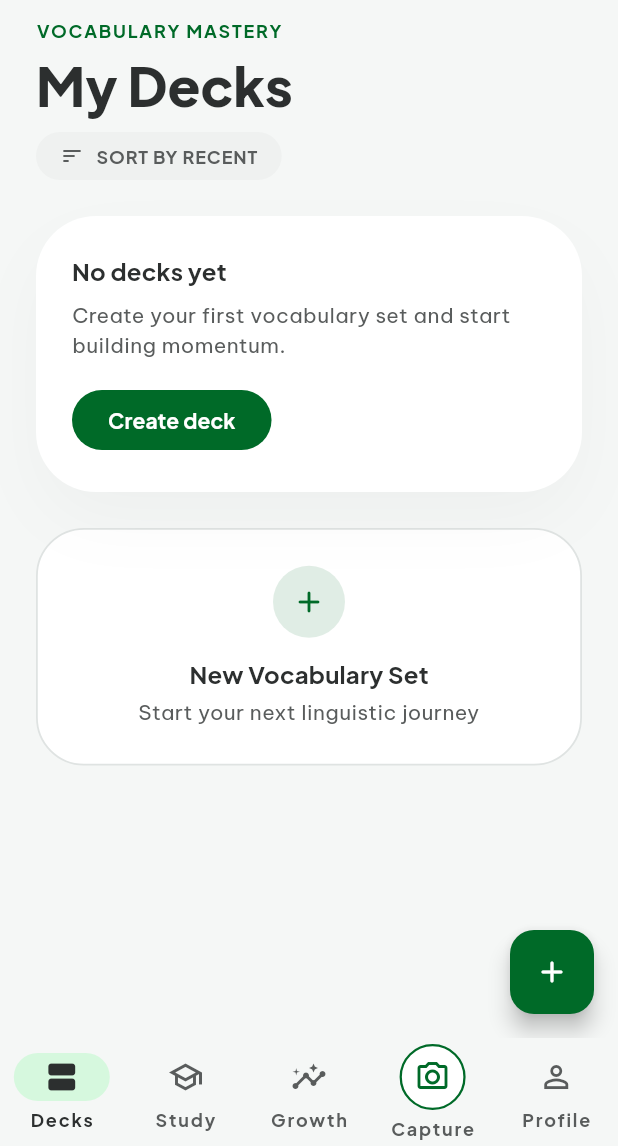
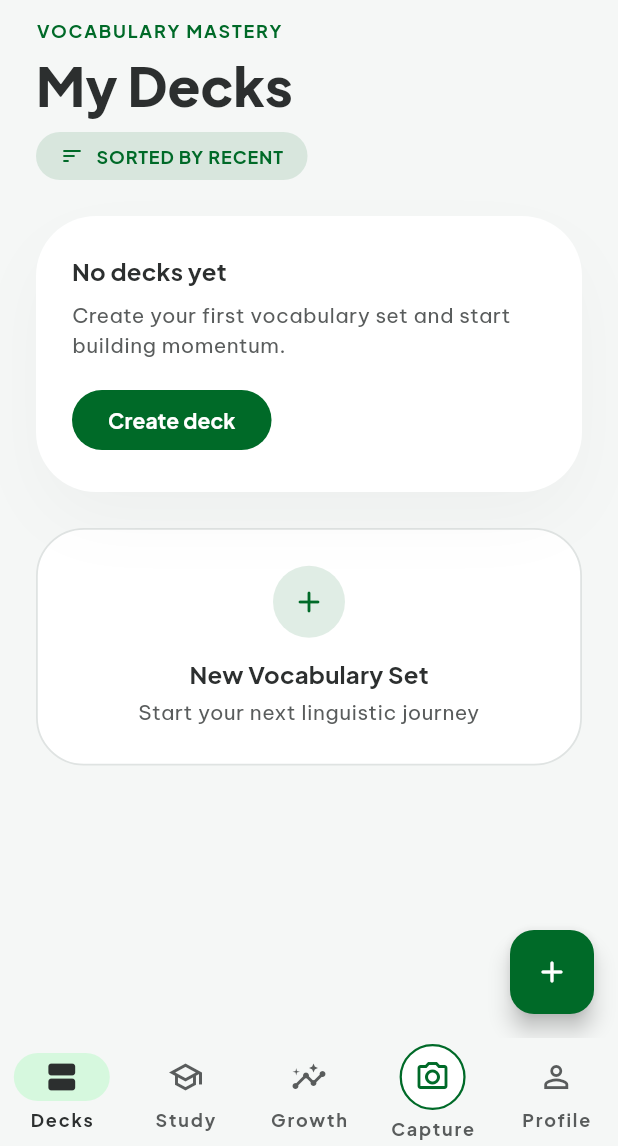
Before and after one commit to LuisMeloArruda/peruse, a Flutter app: the screen it shows once a user with an empty profile is signed in, after a tap on "SORT BY RECENT", on a phone screen of 412 x 824 dp, the part 90-1236 px from its top. Run offline on Flutter 3.47's test engine with Material 3 defaults, Android fonts, the phone set to English and light mode, and no system bars; our stand-ins replace audioplayers, camera, connectivity_plus, drift, flutter_dotenv, flutter_riverpod and 5 more; missing offline and left inert: genkit, genkit_google_genai, google_mlkit_image_labeling, schemantic; accounts and stored records are empty; generated files the repository leaves out were written again.

Commit message:
feat: sort by recent

```diff
--- a/lib/features/capture/presentation/capture_result_screen.dart
+++ b/lib/features/capture/presentation/capture_result_screen.dart
@@ -409,7 +409,9 @@ class _SuggestionCard extends StatelessWidget {
                   crossAxisAlignment: CrossAxisAlignment.start,
                   children: [
                     Text(
-                      '${option.translatedText} -> ${option.englishText}',
+                      option.translatedText == option.englishText
+                          ? option.englishText
+                          : '${option.translatedText} -> ${option.englishText}',
                       style: Theme.of(context).textTheme.titleMedium?.copyWith(
                         fontWeight: FontWeight.w700,
                       ),
--- a/lib/features/decks/presentation/decks_screen.dart
+++ b/lib/features/decks/presentation/decks_screen.dart
@@ -52,14 +52,28 @@ class DecksScreen extends ConsumerWidget {
   }
 }
 
-class _DecksLoadedView extends StatelessWidget {
+class _DecksLoadedView extends StatefulWidget {
   const _DecksLoadedView({required this.decks, required this.onCreateDeck});
 
   final List<AppDeck> decks;
   final VoidCallback onCreateDeck;
 
   @override
+  State<_DecksLoadedView> createState() => _DecksLoadedViewState();
+}
+
+class _DecksLoadedViewState extends State<_DecksLoadedView> {
+  bool _sortByRecent = false;
+
+  @override
   Widget build(BuildContext context) {
+    final decks = _sortByRecent
+    ? ([...widget.decks]..sort(
+        (left, right) => right.createdAt.compareTo(left.createdAt),
+      ))
+    : widget.decks;
+
+
     return CustomScrollView(
       slivers: [
         SliverPadding(
@@ -69,13 +83,22 @@ class _DecksLoadedView extends StatelessWidget {
             AppSpacing.lg,
             AppSpacing.lg,
           ),
-          sliver: SliverToBoxAdapter(child: const _DecksHeader()),
+          sliver: SliverToBoxAdapter(
+            child: _DecksHeader(
+              sortByRecent: _sortByRecent,
+              onSortTap: () {
+                setState(() {
+                  _sortByRecent = !_sortByRecent;
+                });
+              },
+            ),
+          ),
         ),
         SliverPadding(
           padding: const EdgeInsets.symmetric(horizontal: AppSpacing.lg),
           sliver: decks.isEmpty
               ? SliverToBoxAdapter(
-                  child: _EmptyDeckState(onCreateDeck: onCreateDeck),
+                  child: _EmptyDeckState(onCreateDeck: widget.onCreateDeck),
                 )
               : SliverList.separated(
                   itemCount: decks.length,
@@ -108,7 +131,7 @@ class _DecksLoadedView extends StatelessWidget {
             AppSpacing.xxl,
           ),
           sliver: SliverToBoxAdapter(
-            child: _CreateDeckCard(onTap: onCreateDeck),
+            child: _CreateDeckCard(onTap: widget.onCreateDeck),
           ),
         ),
       ],
@@ -146,7 +169,10 @@ class _DecksTopBar extends StatelessWidget implements PreferredSizeWidget {
 }
 
 class _DecksHeader extends StatelessWidget {
-  const _DecksHeader();
+  const _DecksHeader({required this.sortByRecent, required this.onSortTap});
+
+  final bool sortByRecent;
+  final VoidCallback onSortTap;
 
   @override
   Widget build(BuildContext context) {
@@ -168,22 +194,31 @@ class _DecksHeader extends StatelessWidget {
           ),
         ),
         const SizedBox(height: AppSpacing.sm),
-        _SortChip(label: 'Sort by recent', onTap: () {}),
+        _SortChip(
+          label: sortByRecent ? 'Sorted by recent' : 'Sort by recent',
+          onTap: onSortTap,
+          isActive: sortByRecent,
+        ),
       ],
     );
   }
 }
 
 class _SortChip extends StatelessWidget {
-  const _SortChip({required this.label, required this.onTap});
+  const _SortChip({
+    required this.label,
+    required this.onTap,
+    required this.isActive,
+  });
 
   final String label;
   final VoidCallback onTap;
+  final bool isActive;
 
   @override
   Widget build(BuildContext context) {
     return Material(
-      color: AppColors.surfaceMuted,
+      color: isActive ? AppColors.primary.withValues(alpha: 0.12) : AppColors.surfaceMuted,
       borderRadius: BorderRadius.circular(AppRadius.pill),
       child: InkWell(
         onTap: onTap,
@@ -199,10 +234,16 @@ class _SortChip extends StatelessWidget {
               Icon(
                 Icons.sort_rounded,
                 size: 16,
-                color: AppColors.onSurfaceVariant,
+                color: isActive ? AppColors.primary : AppColors.onSurfaceVariant,
               ),
               const SizedBox(width: AppSpacing.xs),
-              Text(label.toUpperCase(), style: context.textTheme.labelSmall),
+              Text(
+                label.toUpperCase(),
+                style: context.textTheme.labelSmall?.copyWith(
+                  color: isActive ? AppColors.primary : null,
+                  fontWeight: isActive ? FontWeight.w700 : null,
+                ),
+              ),
             ],
           ),
         ),
```
Also changed, not shown: lib/features/capture/presentation/capture_screen.dart (+17 -6 lines), lib/features/capture/presentation/controller/capture_screen_notifier.dart (+59 -22 lines).
